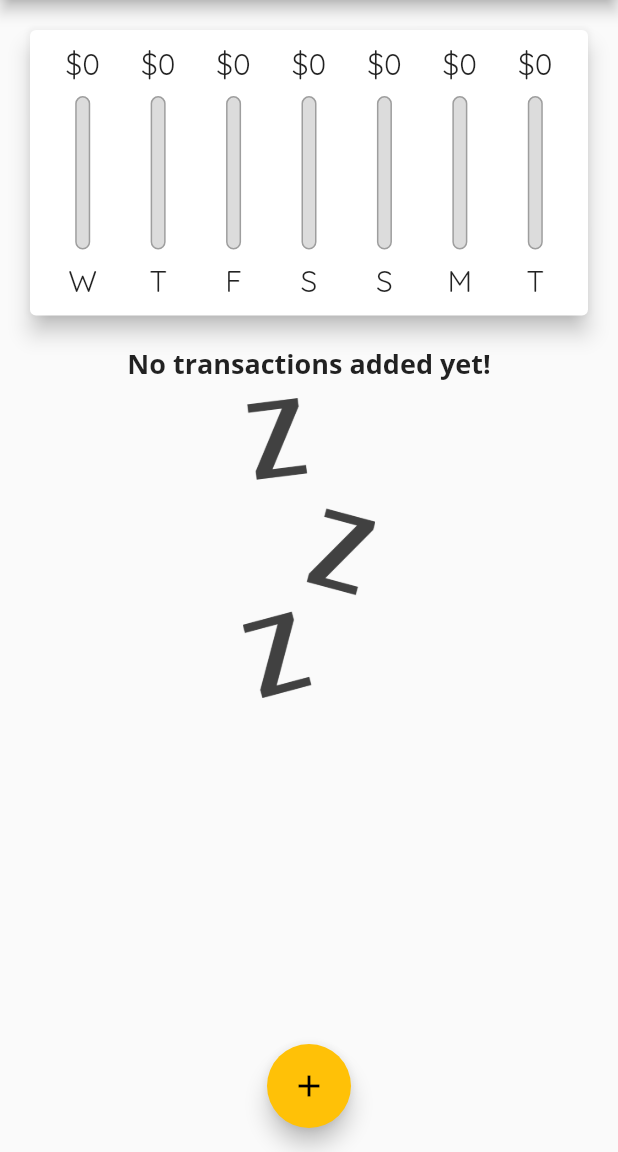
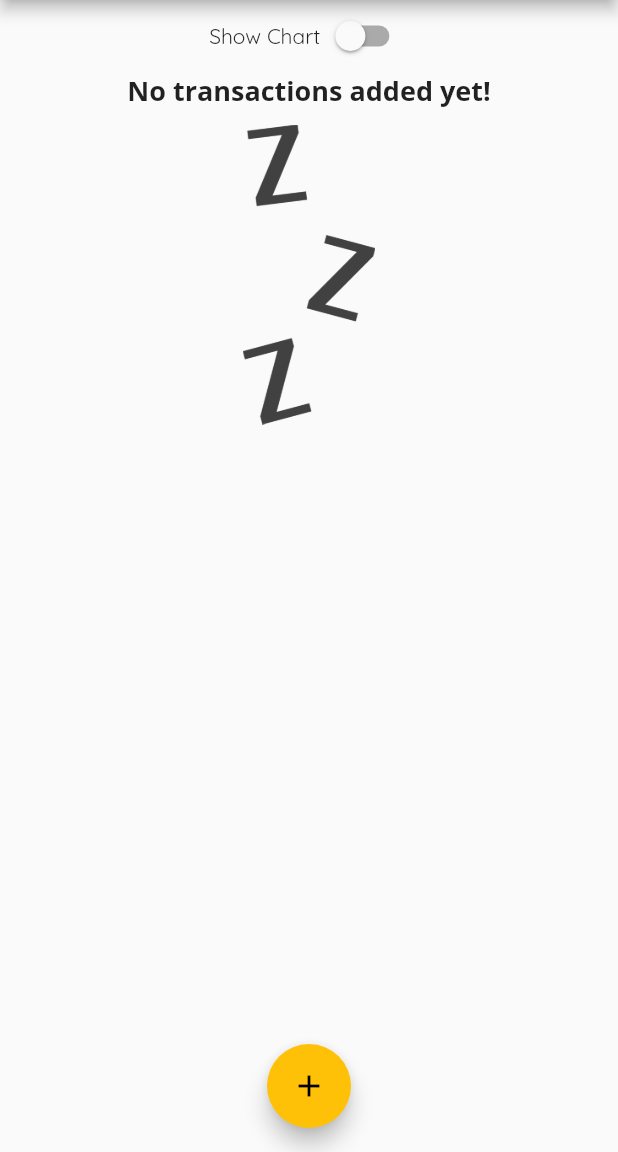
Before and after one commit to haohmaru3000/personal_expense, a Flutter app: the screen it shows after launch, on a phone screen of 412 x 824 dp, the part 84-1236 px from its top. Run offline on Flutter 3.47's test engine with Material 2 defaults, Android fonts, the phone set to English and light mode, and no system bars.

Commit message:
Render alternative contents for landscape mode

```diff
--- a/lib/main.dart
+++ b/lib/main.dart
@@ -1,10 +1,17 @@
 import 'package:flutter/material.dart';
+import 'package:flutter/services.dart';
 import './widgets/new_transaction.dart';
 import './models/transaction.dart';
 import './widgets/transaction_list.dart';
 import './widgets/chart.dart';
 
-void main() => runApp(MyApp());
+void main() {
+  // WidgetsFlutterBinding.ensureInitialized()
+  // SystemChrome allows us to set some application light or system wide settings for the app
+  // SystemChrome.setPreferredOrientations(
+  //     [DeviceOrientation.portraitUp, DeviceOrientation.portraitDown]);
+  runApp(MyApp());
+}
 
 class MyApp extends StatelessWidget {
   @override
@@ -55,6 +62,8 @@ class _MyHomePageState extends State<MyHomePage> {
       );
     }).toList();
   }
+
+  bool _showChart = false;
 
   void _addNewTransaction(
       String txTitle, double txAmount, DateTime chosenDate) {
@@ -107,19 +116,34 @@ class _MyHomePageState extends State<MyHomePage> {
         child: Column(
           crossAxisAlignment: CrossAxisAlignment.stretch,
           children: <Widget>[
-            Container(
+            Row(
+              mainAxisAlignment: MainAxisAlignment.center,
+              children: <Widget>[
+                Text('Show Chart'),
+                Switch(
+                    value: _showChart,
+                    onChanged: (val) {
+                      setState(() {
+                        _showChart = val;
+                      });
+                    }),
+              ],
+            ),
+            _showChart
+                ? Container(
                     height: (MediaQuery.of(context).size.height -
                             appBar.preferredSize.height -
                             MediaQuery.of(context).padding.top) *
                         0.3,
                     child: Chart(_recentTransactions),
-            ),
-            Container(
+                  )
+                : Container(
                     height: (MediaQuery.of(context).size.height -
                             appBar.preferredSize.height -
                             MediaQuery.of(context).padding.top) *
                         0.7,
-              child: TransactionList(_userTransactions, _deleteTransaction),
+                    child:
+                        TransactionList(_userTransactions, _deleteTransaction),
                   ),
           ],
         ),
--- a/lib/widgets/chart_bar.dart
+++ b/lib/widgets/chart_bar.dart
@@ -10,7 +10,7 @@ class ChartBar extends StatelessWidget {
   @override
   Widget build(BuildContext context) {
     return LayoutBuilder(
-      // constraint: define how much space a certain widget may take
+      // constraints: define how much space a certain widget may take
       builder: (ctx, constraints) {
         return Column(
           children: <Widget>[
```
Lines whose indentation alone changed are shown as unchanged.
